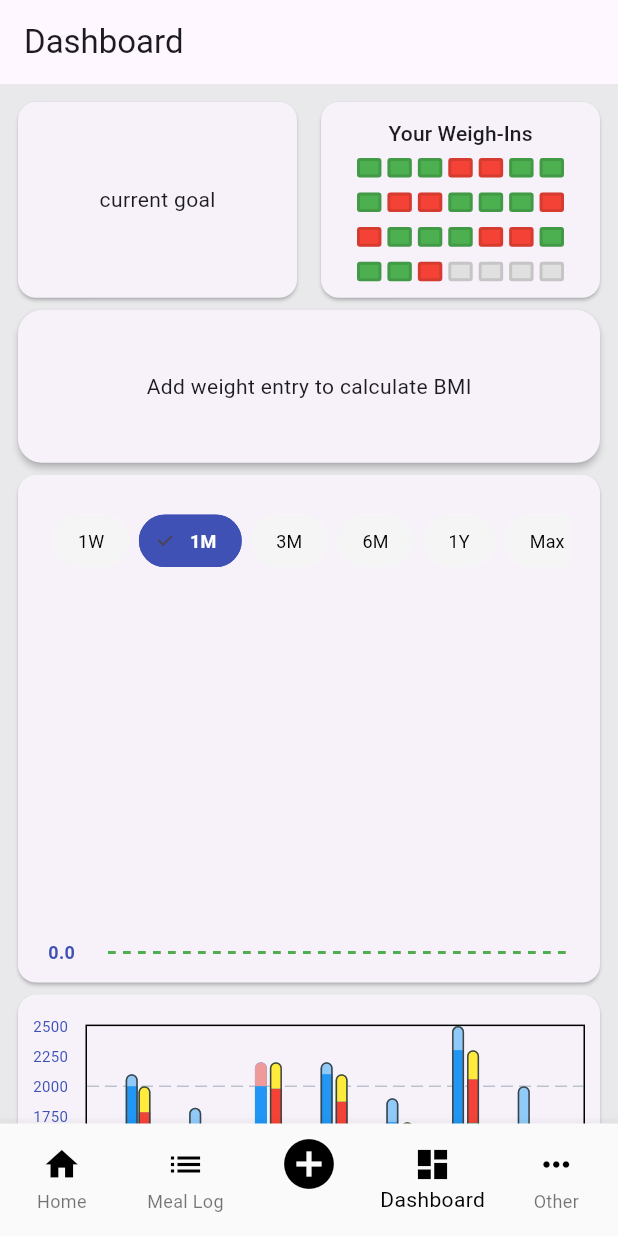
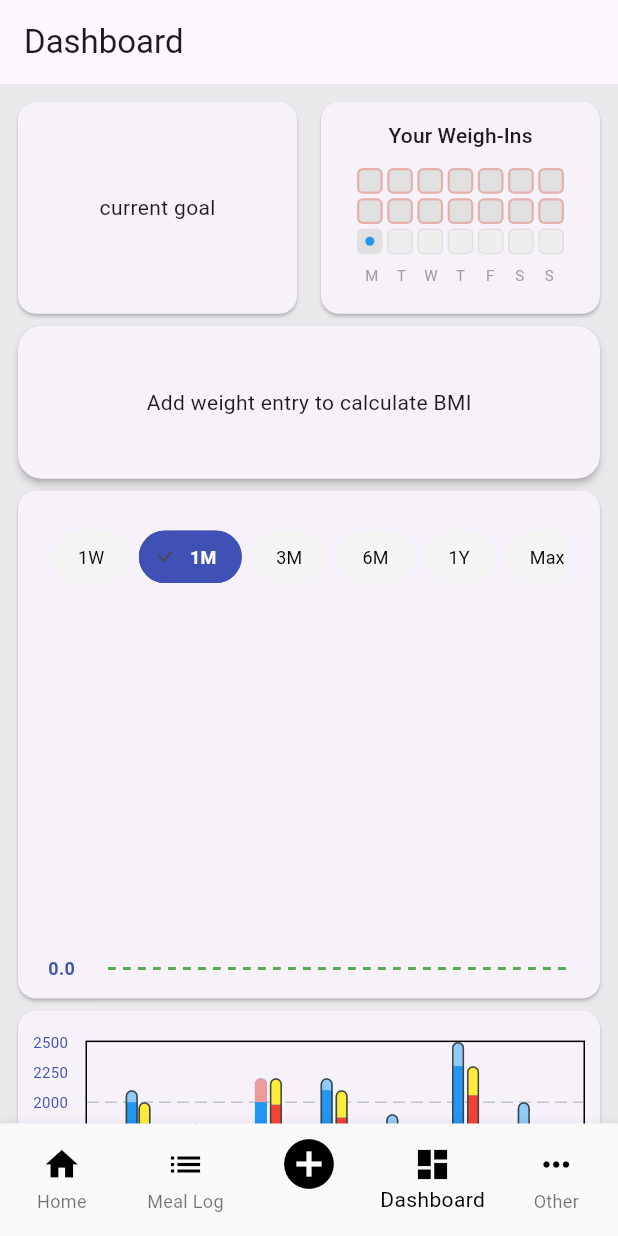
Before and after one commit to tomaszzywicki/cal-cones, a Flutter app: the screen it shows once a user with an empty profile is signed in, on a phone screen of 412 x 824 dp. Run offline on Flutter 3.47's test engine with Material 3 defaults, Android fonts, the phone set to English and light mode, and no system bars; drawn by our look-alikes of fl_chart; our stand-ins replace connectivity_plus, firebase_auth, firebase_core, flutter_dotenv, google_generative_ai, image_picker and 4 more; missing offline and left inert: mobile_scanner; accounts and stored records are empty; network calls fail.

Commit message:
better github-like weigh-in card

```diff
--- a/frontend/lib/features/dashboard/presentation/screens/dashboard_screen.dart
+++ b/frontend/lib/features/dashboard/presentation/screens/dashboard_screen.dart
@@ -22,7 +22,7 @@ class DashboardScreen extends StatelessWidget {
               crossAxisCount: 2,
               crossAxisSpacing: 8.0,
               mainAxisSpacing: 8.0,
-              childAspectRatio: 1.4,
+              childAspectRatio: 1.3,
               shrinkWrap: true,
               physics: const NeverScrollableScrollPhysics(),
               children: [
--- a/frontend/lib/features/dashboard/presentation/screens/weigh_in_calendar_card.dart
+++ b/frontend/lib/features/dashboard/presentation/screens/weigh_in_calendar_card.dart
@@ -1,28 +1,64 @@
 import 'package:flutter/material.dart';
+import 'package:provider/provider.dart';
+import 'package:frontend/features/weight_log/services/weight_log_service.dart';
 
 class WeighInCalendarCard extends StatelessWidget {
   const WeighInCalendarCard({super.key});
 
   @override
   Widget build(BuildContext context) {
-    final List<int> weighInData = List.generate(24, (index) => index % 5 < 3 ? 1 : 0)
-      ..addAll(List.filled(4, -1));
+    final weightLogService = context.watch<WeightLogService>();
+    final now = DateTime.now();
+
+    // Obliczamy datę początkową (cofamy się o 2 tygodnie + dni od początku tygodnia)
+    final startDate = now.subtract(Duration(days: (now.weekday - 1) + 14));
+
+    // Generujemy 21 kafelków
+    final List<DateTime> calendarDays = List.generate(21, (index) {
+      return startDate.add(Duration(days: index));
+    });
 
     return Card(
       child: Padding(
-        padding: const EdgeInsetsGeometry.symmetric(horizontal: 24.0, vertical: 8.0),
+        padding: const EdgeInsets.symmetric(horizontal: 24.0, vertical: 12.0),
         child: Column(
-          mainAxisAlignment: MainAxisAlignment.spaceAround,
+          mainAxisSize: MainAxisSize.min,
           children: [
             Text("Your Weigh-Ins", style: Theme.of(context).textTheme.titleSmall),
+            const SizedBox(height: 12),
             GridView.count(
               crossAxisCount: 7,
-              crossAxisSpacing: 4.0,
-              mainAxisSpacing: 10.0,
+              crossAxisSpacing: 3.0, // Mniejsze odstępy
+              mainAxisSpacing: 3.0, // Mniejsze odstępy
               shrinkWrap: true,
-              physics: NeverScrollableScrollPhysics(),
-              childAspectRatio: 10 / 8,
-              children: _generateDayTiles(weighInData),
+              physics: const NeverScrollableScrollPhysics(),
+              childAspectRatio: 1.0,
+              children: calendarDays.map((date) {
+                final isFuture = date.difference(now).inDays > 0 && date.day != now.day;
+                final isToday = date.year == now.year && date.month == now.month && date.day == now.day;
+
+                // Dla dni przyszłych nie sprawdzamy bazy
+                final isFilled = !isFuture && weightLogService.entryExistsWithDate(date);
+
+                return _DayTile(isFilled: isFilled, isToday: isToday, isFuture: isFuture);
+              }).toList(),
+            ),
+            const SizedBox(height: 8),
+            // Dni tygodnia
+            Row(
+              mainAxisAlignment: MainAxisAlignment.spaceBetween,
+              children: ['M', 'T', 'W', 'T', 'F', 'S', 'S'].map((day) {
+                return Expanded(
+                  child: Center(
+                    child: Text(
+                      day,
+                      style: Theme.of(
+                        context,
+                      ).textTheme.bodySmall?.copyWith(color: Colors.grey, fontSize: 10),
+                    ),
+                  ),
+                );
+              }).toList(),
             ),
           ],
         ),
@@ -31,38 +67,49 @@ class WeighInCalendarCard extends StatelessWidget {
   }
 }
 
-_generateDayTiles(List<int> data) {
-  return List<Widget>.generate(data.length, (index) {
-    final dayStatus = data[index];
+class _DayTile extends StatelessWidget {
+  final bool isFilled;
+  final bool isToday;
+  final bool isFuture;
+
+  const _DayTile({super.key, required this.isFilled, required this.isToday, required this.isFuture});
+
+  @override
+  Widget build(BuildContext context) {
     Color bgColor;
+    Border? border;
 
-    if (dayStatus == 1) {
+    if (isFuture) {
+      // Dni przyszłe - jasnoszare, bez ramki
+      bgColor = Colors.grey.shade200;
+      border = Border.all(color: Colors.grey.shade300, width: 1.0);
+    } else if (isFilled) {
+      // Sukces - zielony
       bgColor = Colors.green;
-    } else if (dayStatus == 0) {
-      bgColor = Colors.red;
     } else {
+      // Przeszłość/Dziś bez wpisu - ciemniejszy szary
       bgColor = Colors.grey.shade300;
+
+      // Jeśli to przeszłość (nie dziś) i brak wpisu -> czerwona ramka
+      if (!isToday) {
+        border = Border.all(color: Colors.red.withOpacity(0.3), width: 1.5);
+      }
     }
 
     return Container(
-      decoration: BoxDecoration(
-        color: bgColor,
-        borderRadius: BorderRadius.all(Radius.circular(2.0)),
-        border: Border.all(color: Colors.black12, width: 2.0),
-        // color: Colors.black12,
-        // borderRadius: BorderRadius.all(Radius.circular(2.0)),
-        // border: Border.all(color: bgColor, width: 2.0),
-      ),
+      decoration: BoxDecoration(color: bgColor, borderRadius: BorderRadius.circular(4.0), border: border),
+      child: isToday
+          ? Center(
+              child: Container(
+                width: 6,
+                height: 6,
+                decoration: const BoxDecoration(
+                  color: Colors.blue, // Niebieska kropka dla dzisiaj
+                  shape: BoxShape.circle,
+                ),
+              ),
+            )
+          : null,
     );
-
-    // return Card(
-    //   color: bgColor,
-    //   shape: RoundedRectangleBorder(
-    //     borderRadius: BorderRadius.circular(2.0),
-    //     side: BorderSide(color: Colors.black12, width: 1.5),
-    //   ),
-    // );
-  });
+  }
 }
-
-// class _DayTile
--- a/frontend/lib/features/weight_log/presentation/widgets/edit_weight_entry_bottom_sheet.dart
+++ b/frontend/lib/features/weight_log/presentation/widgets/edit_weight_entry_bottom_sheet.dart
@@ -39,44 +39,20 @@ class _EditWeightEntryBottomSheetState extends State<EditWeightEntryBottomSheet>
       final double? weight = rawWeight != null ? (rawWeight * 10).roundToDouble() / 10 : null;
 
       if (weight != null) {
-        // Sprawdź czy użytkownik zmienił datę na taką, gdzie już jest inny wpis (i to nie ten sam)
         final normalizedDate = DateTime(_selectedDate.year, _selectedDate.month, _selectedDate.day);
         final weightLogService = context.read<WeightLogService>();
 
-        // Logika aktualizacji
-        WeightEntryModel updatedEntry = widget.entry;
-
-        // Jeśli zmieniła się waga
-        if (weight != widget.entry.weight) {
-          updatedEntry.weight = weight;
-        }
-
-        // Jeśli zmieniła się data (tutaj uproszczone, normalnie service powinien to obsłużyć)
-        // W obecnym serwisie changeWeightForEntry aktualizuje tylko wagę.
-        // Jeśli zmieniamy datę, zazwyczaj lepiej usunąć stary i dodać nowy lub zaktualizować oba pola.
-        // Zakładamy tutaj, że UI pozwala edytować datę, więc musimy to obsłużyć.
-
-        // Szybki fix: Jeśli data się zmieniła, aktualizujemy obiekt.
-        // Uwaga: Twoja implementacja WeightEntryModel ma metody changeDate i changeWeight
-        // ale musimy to zapisać w bazie/serwisie.
-
         if (!DateUtils.isSameDay(widget.entry.date, _selectedDate)) {
-          // Jeśli data się zmieniła, sprawdźmy kolizję
           if (weightLogService.entryExistsWithDate(normalizedDate)) {
-            // Kolizja - wpis już jest. Możemy zapytać czy nadpisać.
-            // Tutaj: pokaż snackbar i nie rób nic
             ScaffoldMessenger.of(
               context,
-            ).showSnackBar(const SnackBar(content: Text('Wpis z tą datą już istnieje!')));
+            ).showSnackBar(const SnackBar(content: Text('An entry for this date already exists!')));
             return;
           }
-          // Aktualizacja w bazie (zakładamy, że delete + add lub update obsłuży to)
-          // Tutaj użyjemy delete + add jako bezpiecznej metody, chyba że service ma updateEntry
           await weightLogService.deleteWeightEntry(widget.entry);
           final newEntry = WeightEntryModel.create(weight: weight, date: _selectedDate);
           await weightLogService.addWeightEntry(newEntry);
         } else {
-          // Tylko waga się zmieniła
           await weightLogService.changeWeightForEntry(widget.entry, weight);
         }
 
@@ -86,17 +62,16 @@ class _EditWeightEntryBottomSheetState extends State<EditWeightEntryBottomSheet>
   }
 
   Future<void> _handleDelete() async {
-    // Potwierdzenie usunięcia
     bool? confirm = await showDialog<bool>(
       context: context,
       builder: (ctx) => AlertDialog(
-        title: const Text("Usuń pomiar"),
-        content: const Text("Czy na pewno chcesz usunąć ten wpis?"),
+        title: const Text("Delete Entry"),
+        content: const Text("Are you sure you want to delete this entry?"),
         actions: [
-          TextButton(onPressed: () => Navigator.pop(ctx, false), child: const Text("Anuluj")),
+          TextButton(onPressed: () => Navigator.pop(ctx, false), child: const Text("Cancel")),
           TextButton(
             onPressed: () => Navigator.pop(ctx, true),
-            child: const Text("Usuń", style: TextStyle(color: Colors.red)),
+            child: const Text("Delete", style: TextStyle(color: Colors.red)),
           ),
         ],
       ),
@@ -110,7 +85,7 @@ class _EditWeightEntryBottomSheetState extends State<EditWeightEntryBottomSheet>
 
   @override
   Widget build(BuildContext context) {
-    String formattedDate = DateFormat('d MMMM yyyy').format(_selectedDate);
+    String formattedDate = DateFormat('MMMM d, yyyy').format(_selectedDate);
 
     return Container(
       padding: const EdgeInsets.only(top: 12, left: 24, right: 24, bottom: 24),
@@ -124,7 +99,7 @@ class _EditWeightEntryBottomSheetState extends State<EditWeightEntryBottomSheet>
           child: Column(
             mainAxisSize: MainAxisSize.min,
             children: [
-              // Uchwyt
+              // Drag Handle
               Container(
                 width: 40,
                 height: 4,
@@ -138,24 +113,22 @@ class _EditWeightEntryBottomSheetState extends State<EditWeightEntryBottomSheet>
               Row(
                 mainAxisAlignment: MainAxisAlignment.spaceBetween,
                 children: [
-                  // Pusty widget dla symetrii lub przycisk anuluj
                   const SizedBox(width: 48),
                   Text(
-                    "Edytuj pomiar",
+                    "Edit Weight",
                     style: TextStyle(fontSize: 18, fontWeight: FontWeight.w600, color: Colors.grey.shade600),
                   ),
-                  // Przycisk kosza
                   IconButton(
                     onPressed: _handleDelete,
                     icon: const Icon(Icons.delete_outline, color: Colors.red),
-                    tooltip: "Usuń wpis",
+                    tooltip: "Delete entry",
                   ),
                 ],
               ),
 
               const SizedBox(height: 24),
 
-              // INPUT WAGI
+              // Huge Weight Input
               Form(
                 key: _formKey,
                 child: Row(
@@ -204,7 +177,7 @@ class _EditWeightEntryBottomSheetState extends State<EditWeightEntryBottomSheet>
 
               const SizedBox(height: 32),
 
-              // Wybór daty
+              // Date Selection
               Container(
                 decoration: BoxDecoration(
                   color: Colors.grey.shade50,
@@ -225,7 +198,7 @@ class _EditWeightEntryBottomSheetState extends State<EditWeightEntryBottomSheet>
                           ),
                           const Spacer(),
                           Text(
-                            "Zmień",
+                            "Change",
                             style: TextStyle(
                               fontSize: 12,
                               fontWeight: FontWeight.bold,
@@ -260,7 +233,7 @@ class _EditWeightEntryBottomSheetState extends State<EditWeightEntryBottomSheet>
 
               const SizedBox(height: 32),
 
-              // Przycisk Aktualizuj
+              // Update Button
               SizedBox(
                 width: double.infinity,
                 height: 56,
@@ -273,7 +246,7 @@ class _EditWeightEntryBottomSheetState extends State<EditWeightEntryBottomSheet>
                     elevation: 0,
                   ),
                   child: const Text(
-                    "Zaktualizuj",
+                    "Update Entry",
                     style: TextStyle(fontSize: 18, fontWeight: FontWeight.bold),
                   ),
                 ),
```
